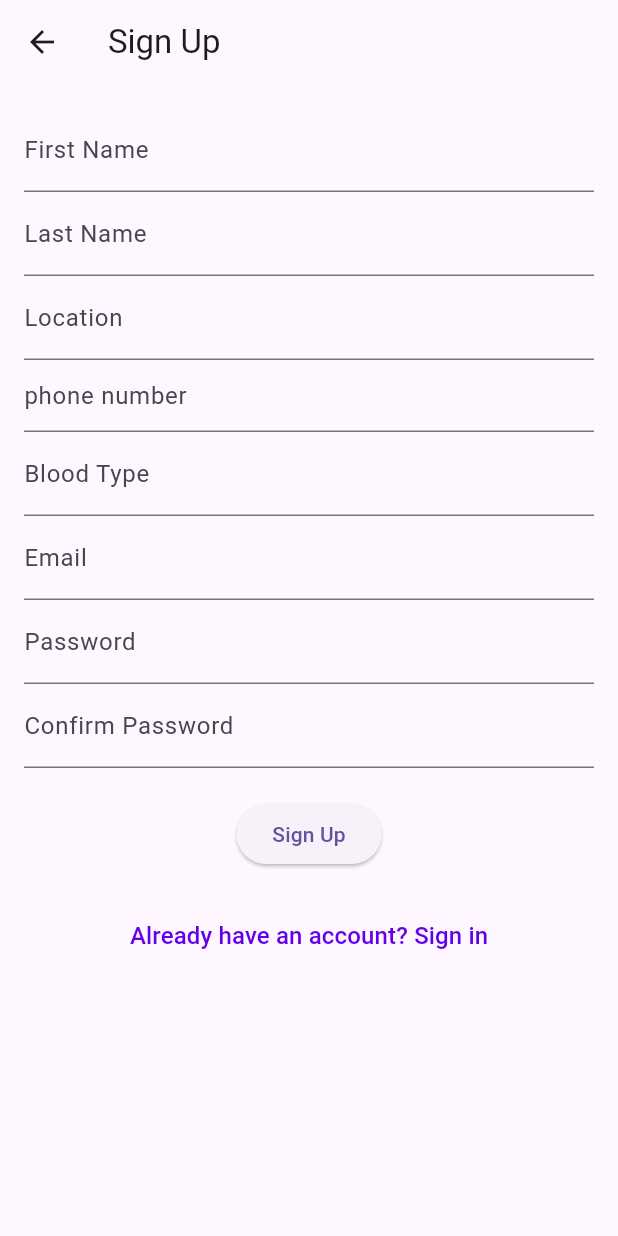
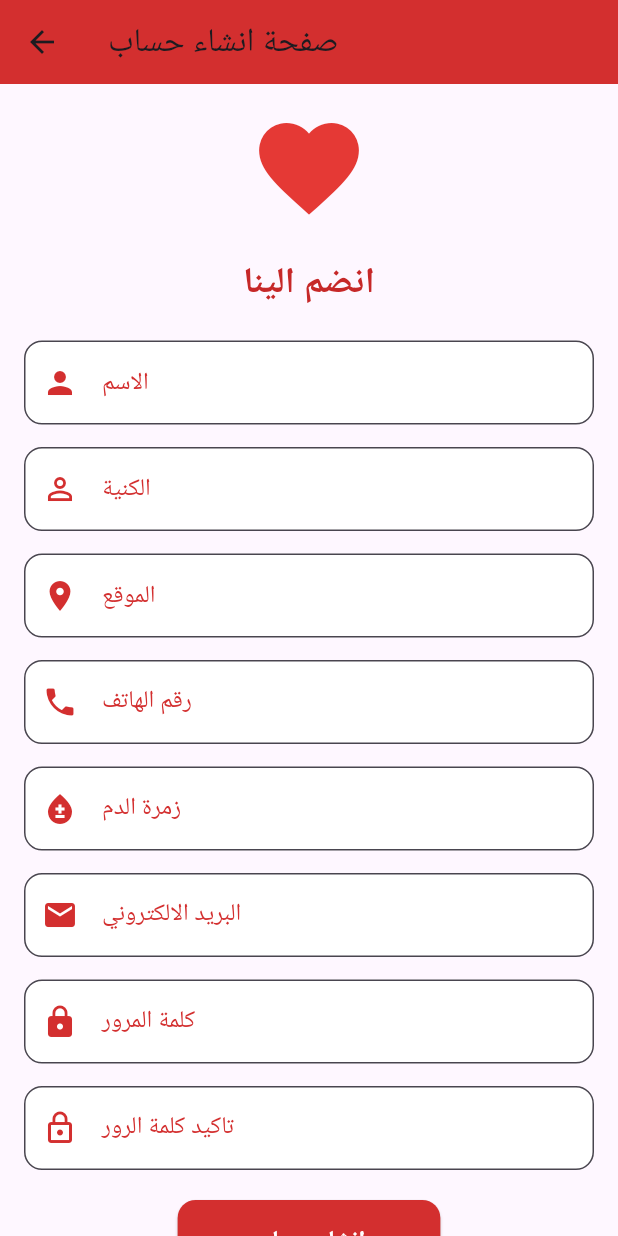
Before and after one commit to Mo963syr/Blood-bridge-app, a Flutter app: the SignupPage screen opened by its route, on a phone screen of 412 x 824 dp. Run offline on Flutter 3.47's test engine with Material 3 defaults, Android fonts, the phone set to English and light mode, and no system bars; our stand-ins replace image_picker.

Commit message:
edite2format

```diff
--- a/frontend/lib/signin_page.dart
+++ b/frontend/lib/signin_page.dart
@@ -60,7 +60,7 @@ class _SigninPageState extends State<SigninPage> {
     return Scaffold(
       backgroundColor: Color(0xFFF7F3F3), // لون خلفية هادئ
       appBar: AppBar(
-        title: Text('Blood Donation Login'),
+        title: Text('صفحة تسجيل الدخول'),
         backgroundColor: Colors.red[700], // لون AppBar يعبر عن التبرع بالدم
       ),
       body: SingleChildScrollView(
--- a/frontend/lib/signup_page.dart
+++ b/frontend/lib/signup_page.dart
@@ -64,52 +64,189 @@ class _SignupPageState extends State<SignupPage> {
   @override
   Widget build(BuildContext context) {
     return Scaffold(
-      appBar: AppBar(title: Text('Sign Up')),
-      body: Padding(
+      appBar: AppBar(
+        title: Text('صفحة انشاء حساب'),
+        backgroundColor: Colors.red[700],
+      ),
+      body: SingleChildScrollView(
         padding: const EdgeInsets.all(16.0),
-        child: SingleChildScrollView(
         child: Column(
           children: [
+            Icon(Icons.favorite,
+                size: 80, color: Colors.red[600]), // أيقونة قلب
+            SizedBox(height: 20),
+            Text(
+              'انضم الينا',
+              style: TextStyle(
+                fontSize: 24,
+                fontWeight: FontWeight.bold,
+                color: Colors.red[800],
+              ),
+            ),
+            SizedBox(height: 20),
             TextField(
               controller: _firstNameController,
-                decoration: InputDecoration(labelText: 'First Name'),
+              decoration: InputDecoration(
+                labelText: 'الاسم',
+                labelStyle: TextStyle(color: Colors.red[700]),
+                border: OutlineInputBorder(
+                  borderRadius: BorderRadius.circular(12),
                 ),
+                focusedBorder: OutlineInputBorder(
+                  borderRadius: BorderRadius.circular(12),
+                  borderSide: BorderSide(color: Colors.red[700]!),
+                ),
+                fillColor: Colors.white,
+                filled: true,
+                prefixIcon: Icon(Icons.person, color: Colors.red[700]),
+              ),
+            ),
+            SizedBox(height: 15),
             TextField(
               controller: _lastNameController,
-                decoration: InputDecoration(labelText: 'Last Name'),
+              decoration: InputDecoration(
+                labelText: 'الكنية',
+                labelStyle: TextStyle(color: Colors.red[700]),
+                border: OutlineInputBorder(
+                  borderRadius: BorderRadius.circular(12),
                 ),
+                focusedBorder: OutlineInputBorder(
+                  borderRadius: BorderRadius.circular(12),
+                  borderSide: BorderSide(color: Colors.red[700]!),
+                ),
+                fillColor: Colors.white,
+                filled: true,
+                prefixIcon: Icon(Icons.person_outline, color: Colors.red[700]),
+              ),
+            ),
+            SizedBox(height: 15),
             TextField(
               controller: _locationController,
-                decoration: InputDecoration(labelText: 'Location'),
+              decoration: InputDecoration(
+                labelText: 'الموقع',
+                labelStyle: TextStyle(color: Colors.red[700]),
+                border: OutlineInputBorder(
+                  borderRadius: BorderRadius.circular(12),
                 ),
+                focusedBorder: OutlineInputBorder(
+                  borderRadius: BorderRadius.circular(12),
+                  borderSide: BorderSide(color: Colors.red[700]!),
+                ),
+                fillColor: Colors.white,
+                filled: true,
+                prefixIcon: Icon(Icons.location_on, color: Colors.red[700]),
+              ),
+            ),
+            SizedBox(height: 15),
             TextField(
               controller: _phoneNumberController,
               decoration: InputDecoration(
-                  hintText: "phone number",
+                labelText: 'رقم الهاتف',
+                labelStyle: TextStyle(color: Colors.red[700]),
+                border: OutlineInputBorder(
+                  borderRadius: BorderRadius.circular(12),
+                ),
+                focusedBorder: OutlineInputBorder(
+                  borderRadius: BorderRadius.circular(12),
+                  borderSide: BorderSide(color: Colors.red[700]!),
+                ),
+                fillColor: Colors.white,
+                filled: true,
+                prefixIcon: Icon(Icons.phone, color: Colors.red[700]),
               ),
             ),
+            SizedBox(height: 15),
             TextField(
               controller: _bloodTypeController,
-                decoration: InputDecoration(labelText: 'Blood Type'),
+              decoration: InputDecoration(
+                labelText: 'زمرة الدم',
+                labelStyle: TextStyle(color: Colors.red[700]),
+                border: OutlineInputBorder(
+                  borderRadius: BorderRadius.circular(12),
                 ),
+                focusedBorder: OutlineInputBorder(
+                  borderRadius: BorderRadius.circular(12),
+                  borderSide: BorderSide(color: Colors.red[700]!),
+                ),
+                fillColor: Colors.white,
+                filled: true,
+                prefixIcon: Icon(Icons.bloodtype, color: Colors.red[700]),
+              ),
+            ),
+            SizedBox(height: 15),
             TextField(
               controller: _emailController,
-                decoration: InputDecoration(labelText: 'Email'),
+              decoration: InputDecoration(
+                labelText: 'البريد الالكتروني',
+                labelStyle: TextStyle(color: Colors.red[700]),
+                border: OutlineInputBorder(
+                  borderRadius: BorderRadius.circular(12),
                 ),
+                focusedBorder: OutlineInputBorder(
+                  borderRadius: BorderRadius.circular(12),
+                  borderSide: BorderSide(color: Colors.red[700]!),
+                ),
+                fillColor: Colors.white,
+                filled: true,
+                prefixIcon: Icon(Icons.email, color: Colors.red[700]),
+              ),
+            ),
+            SizedBox(height: 15),
             TextField(
               controller: _passwordController,
-                decoration: InputDecoration(labelText: 'Password'),
+              decoration: InputDecoration(
+                labelText: 'كلمة المرور',
+                labelStyle: TextStyle(color: Colors.red[700]),
+                border: OutlineInputBorder(
+                  borderRadius: BorderRadius.circular(12),
+                ),
+                focusedBorder: OutlineInputBorder(
+                  borderRadius: BorderRadius.circular(12),
+                  borderSide: BorderSide(color: Colors.red[700]!),
+                ),
+                fillColor: Colors.white,
+                filled: true,
+                prefixIcon: Icon(Icons.lock, color: Colors.red[700]),
+              ),
               obscureText: true,
             ),
+            SizedBox(height: 15),
             TextField(
               controller: _confirmPasswordController,
-                decoration: InputDecoration(labelText: 'Confirm Password'),
+              decoration: InputDecoration(
+                labelText: 'تاكيد كلمة الرور',
+                labelStyle: TextStyle(color: Colors.red[700]),
+                border: OutlineInputBorder(
+                  borderRadius: BorderRadius.circular(12),
+                ),
+                focusedBorder: OutlineInputBorder(
+                  borderRadius: BorderRadius.circular(12),
+                  borderSide: BorderSide(color: Colors.red[700]!),
+                ),
+                fillColor: Colors.white,
+                filled: true,
+                prefixIcon: Icon(Icons.lock_outline, color: Colors.red[700]),
+              ),
               obscureText: true,
             ),
             SizedBox(height: 20),
             ElevatedButton(
               onPressed: signup,
-                child: Text('Sign Up'),
+              style: ElevatedButton.styleFrom(
+                backgroundColor: Colors.red[700],
+                shape: RoundedRectangleBorder(
+                  borderRadius: BorderRadius.circular(12),
+                ),
+                padding: EdgeInsets.symmetric(horizontal: 50, vertical: 15),
+              ),
+              child: Text(
+                'انشاء حساب',
+                style: TextStyle(
+                  color: Colors.white,
+                  fontSize: 16,
+                  fontWeight: FontWeight.bold,
+                ),
+              ),
             ),
             SizedBox(height: 20),
             TextButton(
@@ -120,9 +257,9 @@ class _SignupPageState extends State<SignupPage> {
                 );
               },
               child: Text(
-                  'Already have an account? Sign in',
+                'هل لديك حساب مسبقاً؟تسجيل دخول',
                 style: TextStyle(
-                    color: Color(0xFF6200EA),
+                  color: Colors.red[700],
                   fontSize: 16,
                 ),
               ),
@@ -130,7 +267,6 @@ class _SignupPageState extends State<SignupPage> {
           ],
         ),
       ),
-      ),
     );
   }
 }
```
Lines whose indentation alone changed are shown as unchanged.
